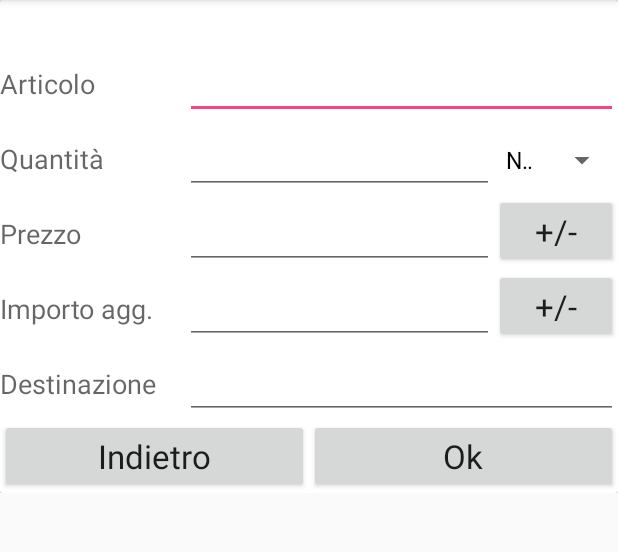
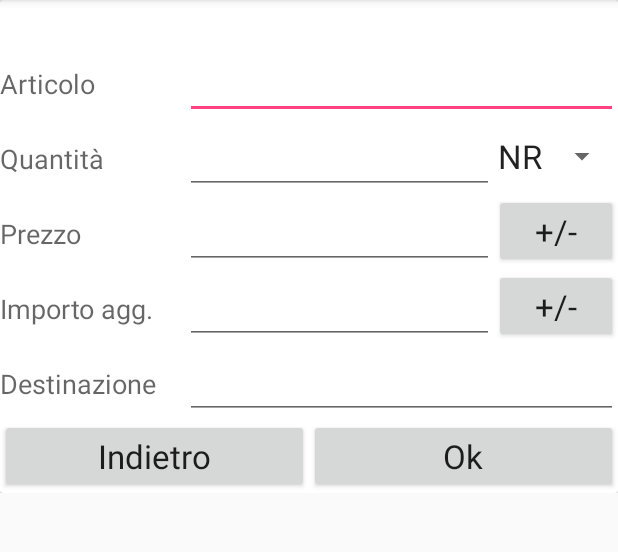
Before and after one commit to ettore-galli/ShoppingManager2, an Android app: the screen it shows after launch (EditItemActivity), after a tap on an icon or button, on a phone screen of 412 x 824 dp, the part 84-636 px from its top. Run offline under Robolectric (Android 15) with nearby library versions, the phone set to English and light mode, and no system bars.

Commit message:
work in progress

```diff
--- a/app/src/main/java/com/example/ettoregalli/shoppingmanager2/database/dao/ShoppingListDAO.java
+++ b/app/src/main/java/com/example/ettoregalli/shoppingmanager2/database/dao/ShoppingListDAO.java
@@ -233,7 +233,7 @@ public class ShoppingListDAO extends ShoppingListManagerBaseDAO {
         ListSubtotal li = new ListSubtotal();
         li.setTotalPrice(grandTotal);
         li.setFinalDestination(ShoppingListDriverConstants.SUBTOTALS_GRAND_TOTAL_CAPTION);
-        li.setFinalDestinationVisualIndex(0);
+        li.setFinalDestinationVisualIndex(ShoppingListDriverConstants.SUBTOTALS_GRAND_TOTAL_VISUAL_INDEX); // Valore convenzionale per il totale
 
         listSubtotals.add(li);
 
--- a/app/src/main/java/com/example/ettoregalli/shoppingmanager2/ui/EditItemActivity.java
+++ b/app/src/main/java/com/example/ettoregalli/shoppingmanager2/ui/EditItemActivity.java
@@ -134,7 +134,7 @@ public class EditItemActivity extends AppCompatActivity {
 
         /* Drop down list unità di misura */
         unit = (Spinner) findViewById(R.id.unit);
-        unitAa = new ArrayAdapter<String>(this, android.R.layout.simple_spinner_dropdown_item, shoppingListDAO.getUnitsList());
+        unitAa = new ArrayAdapter<String>(this, R.layout.um_spinner_item, shoppingListDAO.getUnitsList());
         unit.setAdapter(unitAa);
 
 
--- a/app/src/main/java/com/example/ettoregalli/shoppingmanager2/ui/MainListEditActivity.java
+++ b/app/src/main/java/com/example/ettoregalli/shoppingmanager2/ui/MainListEditActivity.java
@@ -16,6 +16,7 @@ import com.example.ettoregalli.shoppingmanager2.database.model.ListSubtotal;
 import com.example.ettoregalli.shoppingmanager2.database.utils.InputOutputUtils;
 import com.example.ettoregalli.shoppingmanager2.database.utils.ListItemInputOutputUtils;
 
+import java.math.BigDecimal;
 import java.util.ArrayList;
 import java.util.List;
 
@@ -94,7 +95,7 @@ public class MainListEditActivity extends AppCompatActivity {
      * Caricamento lista
      */
     public void loadItemList() {
-        (new ItemListAsyncLoader()).execute(this);
+        (new ItemListAsyncLoader()).execute();
     }
 
     /**
@@ -117,9 +118,9 @@ public class MainListEditActivity extends AppCompatActivity {
      * @param finalDestinationVisualIndex
      * @return
      */
-    public int getFinalDestinationColor(int finalDestinationVisualIndex) {
+    public int getFinalDestinationColor(int finalDestinationVisualIndex, BigDecimal total) {
         int fdColor = R.color.color_fd_any;
-
+        if (!total.equals(BigDecimal.ZERO)) {
             switch (finalDestinationVisualIndex) {
                 case 1:
                     fdColor = R.color.color_fd_A;
@@ -136,9 +137,15 @@ public class MainListEditActivity extends AppCompatActivity {
                 case 5:
                     fdColor = R.color.color_fd_E;
                     break;
+                case ShoppingListDriverConstants.SUBTOTALS_GRAND_TOTAL_VISUAL_INDEX:
+                    fdColor = R.color.color_fd_grand_total;
+                    break;
                 default:
                     fdColor = R.color.color_fd_any;
                     break;
+            }
+        } else {
+            fdColor = R.color.color_fd_zero;
         }
 
         return fdColor;
@@ -177,25 +184,27 @@ public class MainListEditActivity extends AppCompatActivity {
     /**
      * Definizione task caricamento asincrono liste
      */
-    private class ItemListAsyncLoader extends AsyncTask<MainListEditActivity, Void, Void> {
+    private class ItemListAsyncLoader extends AsyncTask<Void, Void, Void> {
 
         @Override
-        protected Void doInBackground(MainListEditActivity... mainListEditActivities) {
-            for (MainListEditActivity ma : mainListEditActivities) {
+        protected Void doInBackground(Void... voids) {
 
             /* Lista dettaglio */
-                ma.displayList.clear();
-                ma.displayList.addAll(shoppingListDAO.getListItemList(listId, 0));
-                ma.slAdapter.notifyDataSetChanged();
+            displayList.clear();
+            displayList.addAll(shoppingListDAO.getListItemList(listId, 0));
 
             /* Lista subtotali */
-                ma.subtotalList.clear();
-                ma.subtotalList.addAll(shoppingListDAO.getListSubtotalList(listId, 0));
-                ma.totAdapter.notifyDataSetChanged();
+            subtotalList.clear();
+            subtotalList.addAll(shoppingListDAO.getListSubtotalList(listId, 0));
 
-            }
             return null;
         }
 
+        @Override
+        protected void onPostExecute(Void aVoid) {
+            super.onPostExecute(aVoid);
+            slAdapter.notifyDataSetChanged();
+            totAdapter.notifyDataSetChanged();
+        }
     } // class ItemListAsyncLoader
 } // class MainListEditActivity
--- a/app/src/main/java/com/example/ettoregalli/shoppingmanager2/ui/ShoppingListDriverConstants.java
+++ b/app/src/main/java/com/example/ettoregalli/shoppingmanager2/ui/ShoppingListDriverConstants.java
@@ -16,4 +16,5 @@ public class ShoppingListDriverConstants {
 
 
     public static final String SUBTOTALS_GRAND_TOTAL_CAPTION = "TOTALE";
+    public static final int SUBTOTALS_GRAND_TOTAL_VISUAL_INDEX = -1;
 }
--- a/app/src/main/java/com/example/ettoregalli/shoppingmanager2/ui/ShoppingListItemViewHolder.java
+++ b/app/src/main/java/com/example/ettoregalli/shoppingmanager2/ui/ShoppingListItemViewHolder.java
@@ -10,6 +10,7 @@ import com.example.ettoregalli.shoppingmanager2.R;
 
 public class ShoppingListItemViewHolder extends RecyclerView.ViewHolder {
 
+    protected TextView finalDestination;
     protected TextView description;
     protected TextView totalPrice;
 
@@ -23,6 +24,7 @@ public class ShoppingListItemViewHolder extends RecyclerView.ViewHolder {
 
         item = (CardView) itemView.findViewById(R.id.item_card_view);
 
+        finalDestination = (TextView) itemView.findViewById(R.id.finalDestination);
         description = (TextView) itemView.findViewById(R.id.description);
         totalPrice = (TextView) itemView.findViewById(R.id.totalPrice);
 
--- a/app/src/main/java/com/example/ettoregalli/shoppingmanager2/ui/ShoppingListTotalAdapter.java
+++ b/app/src/main/java/com/example/ettoregalli/shoppingmanager2/ui/ShoppingListTotalAdapter.java
@@ -59,10 +59,8 @@ public class ShoppingListTotalAdapter extends RecyclerView.Adapter<ShoppingListS
         holder.finalDestination.setText(listSubtotal.getFinalDestination());
         holder.total.setText(iou.getBigDecimalStringOutput(listSubtotal.getTotalPrice()));
 
-        int fdColor = this.mainListEditActivity.getFinalDestinationColor(listSubtotal.getFinalDestinationVisualIndex());
-        if (listSubtotal.getTotalPrice().doubleValue() == 0) {
-            fdColor = R.color.color_fd_zero;
-        }
+        int fdColor = this.mainListEditActivity.getFinalDestinationColor(listSubtotal.getFinalDestinationVisualIndex(), listSubtotal.getTotalPrice());
+
         int bgColor = ContextCompat.getColor(holder.itemView.getContext(), fdColor);
         holder.item.setCardBackgroundColor(bgColor);
 
--- a/app/src/main/res/layout/activity_edit_item.xml
+++ b/app/src/main/res/layout/activity_edit_item.xml
@@ -88,6 +88,7 @@
                     android:gravity="center"
                     android:textAlignment="gravity"
                     android:textAppearance="@android:style/TextAppearance.Material.Large"/>
+
             </LinearLayout>
 
             <LinearLayout
--- /dev/null
+++ b/app/src/main/res/layout/um_spinner_item.xml
@@ -0,0 +1,8 @@
+<?xml version="1.0" encoding="utf-8"?>
+<TextView
+    xmlns:android="http://schemas.android.com/apk/res/android"
+    android:id="@+id/questoCampoPuoAvereUnNomeQualsiasi"
+    android:layout_width="wrap_content"
+    android:layout_height="wrap_content"
+    android:text="UM"
+    android:textAppearance="@android:style/TextAppearance.Material.Large"/>
--- a/app/src/main/res/values/colors.xml
+++ b/app/src/main/res/values/colors.xml
@@ -11,4 +11,7 @@
     <color name="color_fd_E">#e0f7fa</color>
     <color name="color_fd_any">#e6ee9c</color>
     <color name="color_fd_zero">#ffcdd2</color>
+
+    <color name="color_fd_grand_total">#e0e0e0</color>
+
 </resources>
```
Also changed, not shown: app/src/main/java/com/example/ettoregalli/shoppingmanager2/ui/ShoppingListAdapter.java (+12 -10 lines), app/src/main/res/layout/activity_main_list_edit.xml (+0 -16 lines), app/src/main/res/layout/item_list_list_item.xml (+11 -3 lines), 23 other files. Lines whose indentation alone changed are shown as unchanged.
